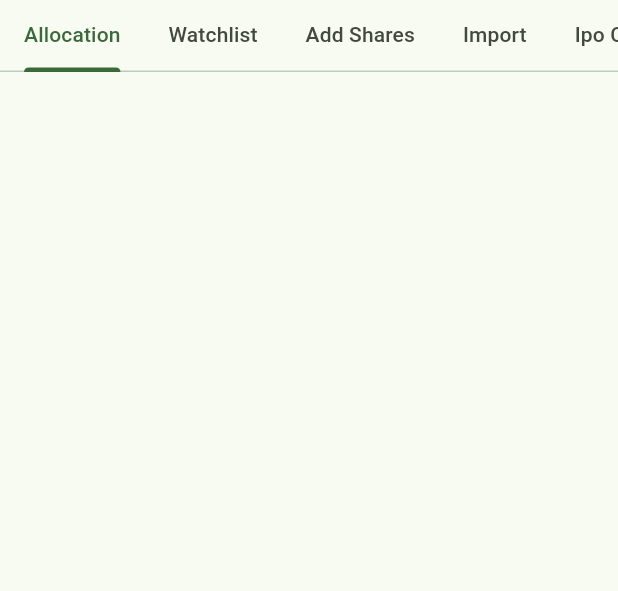
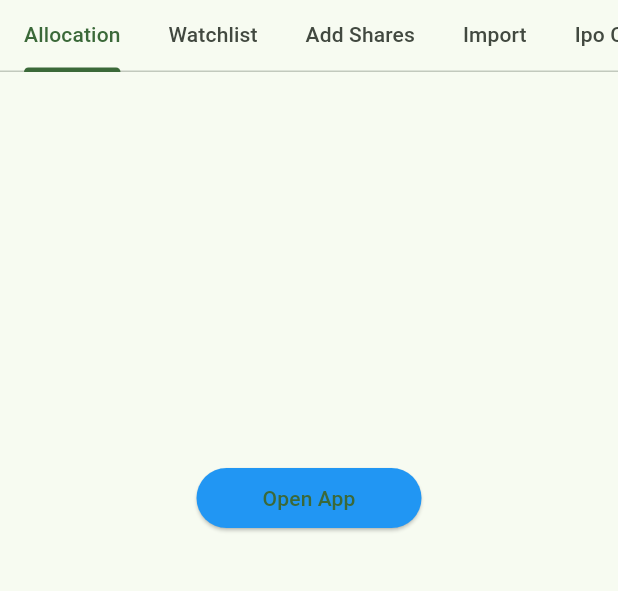
Before and after one commit to Aman-0707/intern_task, a Flutter app: the screen it shows after launch, on a phone screen of 412 x 824 dp, the part 84-675 px from its top. Run offline on Flutter 3.47's test engine with Material 3 defaults, Android fonts, the phone set to English and light mode, and no system bars; our stand-ins replace local_auth; missing offline and left inert: external_app_launcher.

Commit message:
com.example.nepal_app

```diff
--- a/lib/portfolioPage.dart
+++ b/lib/portfolioPage.dart
@@ -1,5 +1,7 @@
+import 'package:external_app_launcher/external_app_launcher.dart';
 import 'package:flutter/gestures.dart';
 import 'package:flutter/material.dart';
+import 'package:url_launcher/url_launcher.dart';
 
 class PortfolioPage extends StatelessWidget {
   @override
@@ -35,7 +37,7 @@ class PortfolioPage extends StatelessWidget {
             Expanded(
               child: TabBarView(
                 children: [
-                  Container(),
+                  UrlLink(),
                   Container(),
                   AddSharesTab(),
                   Container(),
@@ -86,3 +88,69 @@ class AddSharesTab extends StatelessWidget {
     );
   }
 }
+
+class UrlLink extends StatefulWidget {
+  const UrlLink({super.key});
+
+  @override
+  State<UrlLink> createState() => _UrlLinkState();
+}
+
+class _UrlLinkState extends State<UrlLink> {
+  @override
+  Widget build(BuildContext context) {
+    return Scaffold(
+      body: Column(
+        // crossAxisAlignment: CrossAxisAlignment.start,
+        // ignore: prefer_const_literals_to_create_immutables
+        mainAxisAlignment: MainAxisAlignment.center,
+        children: [
+          // GestureDetector(
+          //   onTap: () async {
+          //     const url = 'https://www.google.com';
+          //     if (await canLaunch(url)) {
+          //       await launch(url, forceWebView: true, enableJavaScript: true);
+          //     } else {
+          //       throw 'Could not launch $url';
+          //     }
+          //   },
+          //   child: Center(
+          //     child: Text(
+          //       "Google",
+          //       style: TextStyle(
+          //           color: Colors.green,
+          //           fontSize: 25,
+          //           fontWeight: FontWeight.w400),
+          //     ),
+          //   ),
+          // ),
+          Center(
+            child: SizedBox(
+              height: 200,
+              width: 150,
+              child: Column(
+                children: [
+                  ElevatedButton(
+                      style: ElevatedButton.styleFrom(
+                        backgroundColor: Colors.blue,
+                      ),
+                      onPressed: () async {
+                        await LaunchApp.openApp(
+                            androidPackageName: 'com.example.nepal_app',
+                            openStore: false);
+                      },
+                      child: const Center(
+                        child: Text(
+                          "Open App",
+                          textAlign: TextAlign.center,
+                        ),
+                      )),
+                ],
+              ),
+            ),
+          )
+        ],
+      ),
+    );
+  }
+}
--- a/pubspec.yaml
+++ b/pubspec.yaml
@@ -36,6 +36,8 @@ dependencies:
   # Use with the CupertinoIcons class for iOS style icons.
   cupertino_icons: ^1.0.6
   local_auth: ^2.3.0
+  url_launcher: ^6.3.1
+  external_app_launcher: ^4.0.1
 
 dev_dependencies:
   flutter_test:
```
Also changed, not shown: pubspec.lock, 7 other files.
